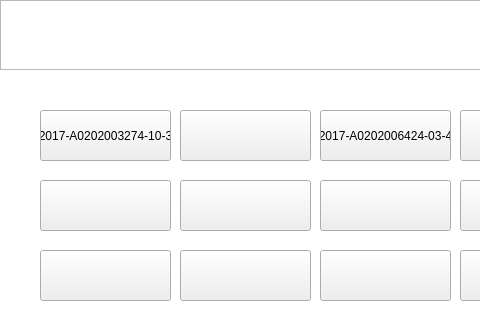
First picture: the form in SmartCabinet/Device/devicesimulate.ui, repository birdman1992/SmartCabinet, before the edit; both pictures show x 0 to 480 and y 0 to 320 of the 640 by 480 pixel window.
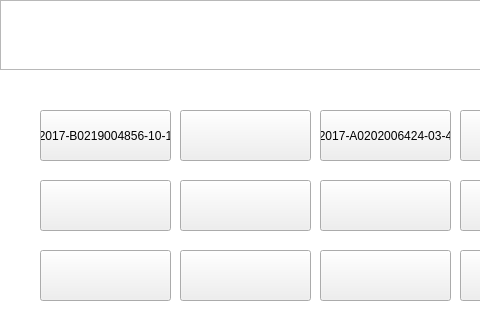
Second picture: the form after the edit.

```diff
--- a/SmartCabinet/Device/devicesimulate.ui
+++ b/SmartCabinet/Device/devicesimulate.ui
@@ -228,7 +228,7 @@
         <enum>Qt::NoFocus</enum>
        </property>
        <property name="text">
-        <string>2017-A0202003274-10-3</string>
+        <string>2017-B0219004856-10-1</string>
        </property>
       </widget>
       <widget class="QPushButton" name="pushButton_6">
```
